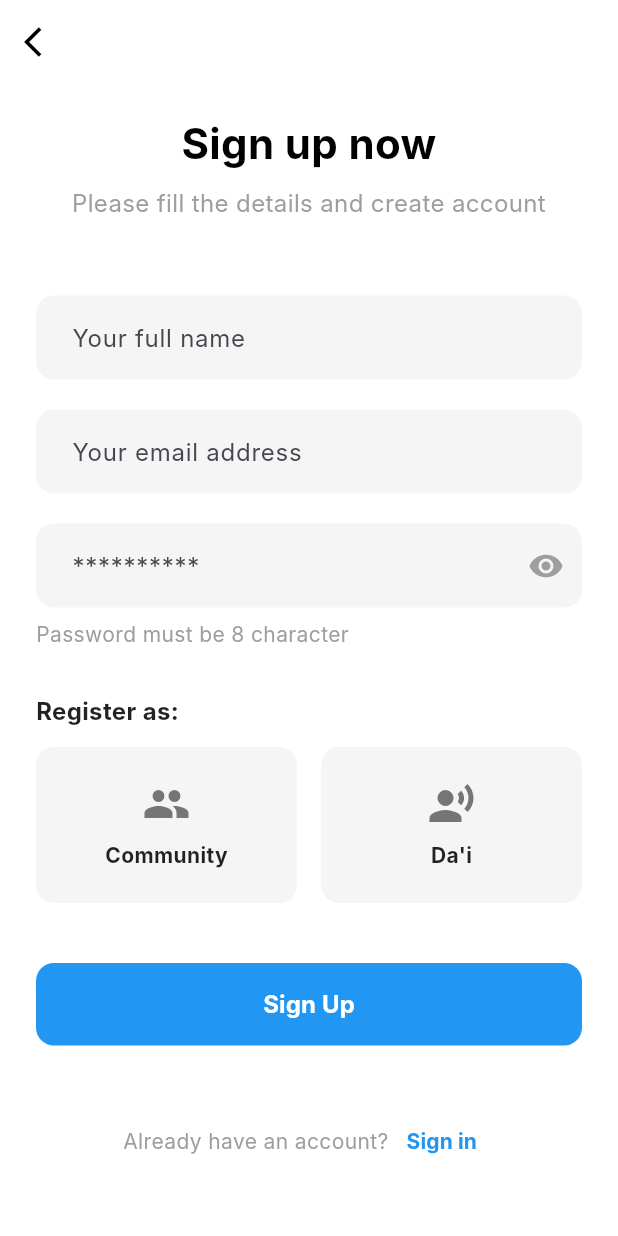
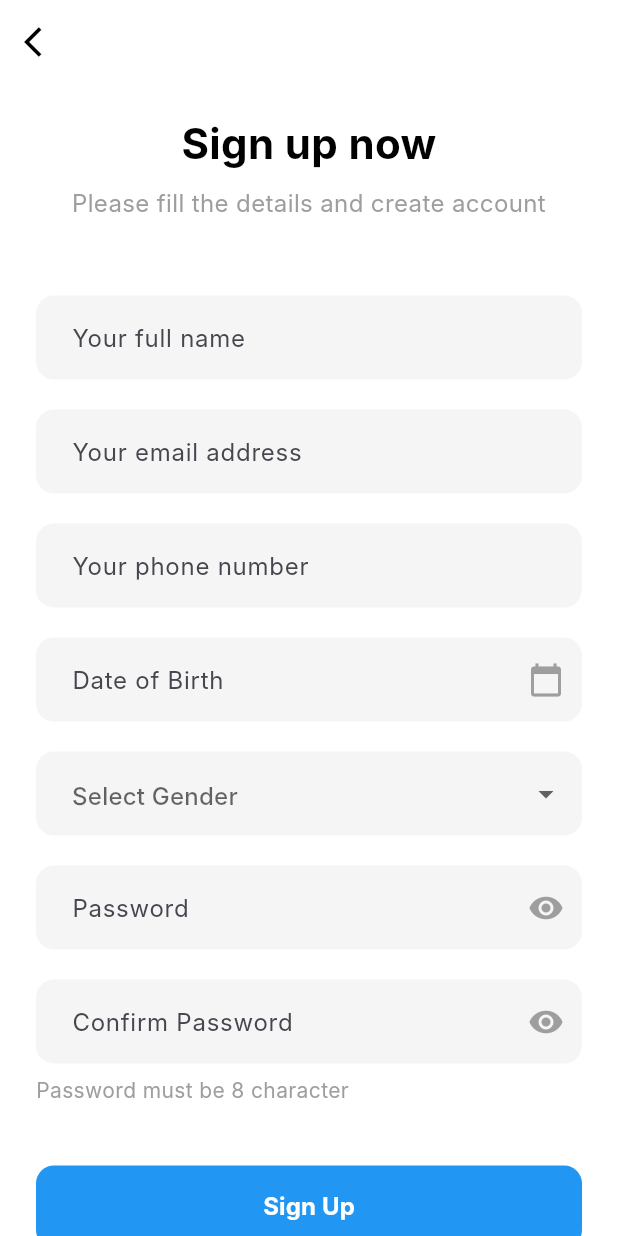
Before and after one commit to BIMA-Project-ITEBA/masjida-flutter, a Flutter app: the SignUpScreen screen opened directly, on a phone screen of 412 x 824 dp. Run offline on Flutter 3.47's test engine with Material 3 defaults, Android fonts, the light colour scheme and no system bars; our stand-ins replace flutter_html; Roboto replaces fonts that are missing (Inter).

Commit message:
komit kamis

```diff
--- a/lib/features/auth/screen/signupscreen.dart
+++ b/lib/features/auth/screen/signupscreen.dart
@@ -1,4 +1,5 @@
 import 'package:flutter/material.dart';
+import 'package:intl/intl.dart';
 
 class SignUpScreen extends StatefulWidget {
   const SignUpScreen({super.key});
@@ -8,10 +9,11 @@ class SignUpScreen extends StatefulWidget {
 }
 
 class _SignUpScreenState extends State<SignUpScreen> {
-  // State untuk mengontrol visibilitas password
   bool _isPasswordVisible = false;
-  // State BARU untuk menyimpan peran yang dipilih
-  String? _selectedRole;
+  bool _isConfirmPasswordVisible = false;
+
+  final TextEditingController _dateController = TextEditingController();
+  String? _selectedGender;
 
   @override
   Widget build(BuildContext context) {
@@ -34,7 +36,6 @@ class _SignUpScreenState extends State<SignUpScreen> {
             crossAxisAlignment: CrossAxisAlignment.stretch,
             children: [
               const SizedBox(height: 20),
-              // Judul Utama
               const Text(
                 'Sign up now',
                 textAlign: TextAlign.center,
@@ -45,7 +46,6 @@ class _SignUpScreenState extends State<SignUpScreen> {
                 ),
               ),
               const SizedBox(height: 8),
-              // Sub-judul
               const Text(
                 'Please fill the details and create account',
                 textAlign: TextAlign.center,
@@ -56,39 +56,49 @@ class _SignUpScreenState extends State<SignUpScreen> {
               ),
               const SizedBox(height: 50),
 
-              // Form Nama
+              // Full Name
               _buildTextField(hint: 'Your full name'),
               const SizedBox(height: 20),
 
-              // Form Email
+              // Email
               _buildTextField(
-                  hint: 'Your email address',
-                  keyboardType: TextInputType.emailAddress),
+                hint: 'Your email address',
+                keyboardType: TextInputType.emailAddress,
+              ),
               const SizedBox(height: 20),
 
-              // Form Password
+              // Phone
+              _buildTextField(
+                hint: 'Your phone number',
+                keyboardType: TextInputType.phone,
+              ),
+              const SizedBox(height: 20),
+
+              // Date of Birth
+              _buildDatePickerField(context),
+              const SizedBox(height: 20),
+
+              // Gender
+              _buildGenderDropdown(),
+              const SizedBox(height: 20),
+
+              // Password
               _buildPasswordTextField(),
+              const SizedBox(height: 20),
+
+              // Confirmation Password
+              _buildConfirmPasswordTextField(),
               const SizedBox(height: 8),
 
-              // Petunjuk Password
               const Text(
                 'Password must be 8 character',
-                style: TextStyle(
-                  fontSize: 14,
-                  color: Colors.grey,
-                ),
+                style: TextStyle(fontSize: 14, color: Colors.grey),
               ),
-              const SizedBox(height: 30),
-
-              // === WIDGET BARU: PEMILIHAN PERAN ===
-              _buildRoleSelector(),
               const SizedBox(height: 40),
 
-              // Tombol Sign Up
               _buildSignUpButton(),
               const SizedBox(height: 40),
 
-              // Link ke Halaman Sign In
               _buildSignInLink(),
             ],
           ),
@@ -97,9 +107,11 @@ class _SignUpScreenState extends State<SignUpScreen> {
     );
   }
 
-  // Widget umum untuk text field
-  Widget _buildTextField(
-      {required String hint, TextInputType keyboardType = TextInputType.text}) {
+  // Common text field
+  Widget _buildTextField({
+    required String hint,
+    TextInputType keyboardType = TextInputType.text,
+  }) {
     return TextFormField(
       keyboardType: keyboardType,
       decoration: InputDecoration(
@@ -116,12 +128,74 @@ class _SignUpScreenState extends State<SignUpScreen> {
     );
   }
 
-  // Widget untuk text field password
+  // Date picker
+  Widget _buildDatePickerField(BuildContext context) {
+    return TextFormField(
+      controller: _dateController,
+      readOnly: true,
+      decoration: InputDecoration(
+        hintText: 'Date of Birth',
+        suffixIcon: const Icon(Icons.calendar_today, color: Colors.grey),
+        filled: true,
+        fillColor: Colors.grey[100],
+        border: OutlineInputBorder(
+          borderRadius: BorderRadius.circular(12),
+          borderSide: BorderSide.none,
+        ),
+        contentPadding:
+            const EdgeInsets.symmetric(vertical: 16, horizontal: 20),
+      ),
+      onTap: () async {
+        FocusScope.of(context).requestFocus(FocusNode());
+        DateTime? pickedDate = await showDatePicker(
+          context: context,
+          initialDate: DateTime(2000),
+          firstDate: DateTime(1900),
+          lastDate: DateTime.now(),
+        );
+        if (pickedDate != null) {
+          setState(() {
+            _dateController.text =
+                DateFormat('dd MMMM yyyy').format(pickedDate);
+          });
+        }
+      },
+    );
+  }
+
+  // Gender dropdown
+  Widget _buildGenderDropdown() {
+    return DropdownButtonFormField<String>(
+      decoration: InputDecoration(
+        hintText: 'Select Gender',
+        filled: true,
+        fillColor: Colors.grey[100],
+        border: OutlineInputBorder(
+          borderRadius: BorderRadius.circular(12),
+          borderSide: BorderSide.none,
+        ),
+        contentPadding:
+            const EdgeInsets.symmetric(vertical: 16, horizontal: 20),
+      ),
+      value: _selectedGender,
+      items: const [
+        DropdownMenuItem(value: 'Male', child: Text('Male')),
+        DropdownMenuItem(value: 'Female', child: Text('Female')),
+      ],
+      onChanged: (value) {
+        setState(() {
+          _selectedGender = value;
+        });
+      },
+    );
+  }
+
+  // Password field
   Widget _buildPasswordTextField() {
     return TextFormField(
       obscureText: !_isPasswordVisible,
       decoration: InputDecoration(
-        hintText: '**********',
+        hintText: 'Password',
         filled: true,
         fillColor: Colors.grey[100],
         border: OutlineInputBorder(
@@ -145,84 +219,37 @@ class _SignUpScreenState extends State<SignUpScreen> {
     );
   }
 
-  // === WIDGET BARU: Bagian Pemilihan Peran ===
-  Widget _buildRoleSelector() {
-    return Column(
-      crossAxisAlignment: CrossAxisAlignment.start,
-      children: [
-        const Text(
-          'Register as:',
-          style: TextStyle(
-            fontSize: 16,
-            fontWeight: FontWeight.bold,
-            color: Colors.black87,
+  // Confirm Password field
+  Widget _buildConfirmPasswordTextField() {
+    return TextFormField(
+      obscureText: !_isConfirmPasswordVisible,
+      decoration: InputDecoration(
+        hintText: 'Confirm Password',
+        filled: true,
+        fillColor: Colors.grey[100],
+        border: OutlineInputBorder(
+          borderRadius: BorderRadius.circular(12),
+          borderSide: BorderSide.none,
+        ),
+        contentPadding:
+            const EdgeInsets.symmetric(vertical: 16, horizontal: 20),
+        suffixIcon: IconButton(
+          icon: Icon(
+            _isConfirmPasswordVisible
+                ? Icons.visibility_off
+                : Icons.visibility,
+            color: Colors.grey,
           ),
-        ),
-        const SizedBox(height: 12),
-        Row(
-          children: [
-            Expanded(
-              child: _buildRoleCard(
-                icon: Icons.group,
-                label: 'Community',
-                role: 'Community',
-              ),
-            ),
-            const SizedBox(width: 16),
-            Expanded(
-              child: _buildRoleCard(
-                icon: Icons.record_voice_over,
-                label: 'Da\'i',
-                role: 'Dai',
-              ),
-            ),
-          ],
-        ),
-      ],
-    );
-  }
-
-  // === WIDGET BARU: Kartu untuk satu pilihan peran ===
-  Widget _buildRoleCard({
-    required IconData icon,
-    required String label,
-    required String role,
-  }) {
-    final bool isSelected = _selectedRole == role;
-    return GestureDetector(
-      onTap: () {
-        setState(() {
-          _selectedRole = role;
-        });
-      },
-      child: Container(
-        padding: const EdgeInsets.symmetric(vertical: 20),
-        decoration: BoxDecoration(
-          color: isSelected ? Colors.blue.withOpacity(0.1) : Colors.grey[100],
-          borderRadius: BorderRadius.circular(12),
-          border: Border.all(
-            color: isSelected ? Colors.blue : Colors.transparent,
-            width: 2,
-          ),
-        ),
-        child: Column(
-          children: [
-            Icon(icon, color: isSelected ? Colors.blue : Colors.grey[600], size: 32),
-            const SizedBox(height: 8),
-            Text(
-              label,
-              style: TextStyle(
-                fontWeight: FontWeight.bold,
-                color: isSelected ? Colors.blue : Colors.black87,
-              ),
-            ),
-          ],
+          onPressed: () {
+            setState(() {
+              _isConfirmPasswordVisible = !_isConfirmPasswordVisible;
+            });
+          },
         ),
       ),
     );
   }
 
-  // Widget untuk tombol Sign Up
   Widget _buildSignUpButton() {
     return ElevatedButton(
       onPressed: () {},
@@ -245,7 +272,6 @@ class _SignUpScreenState extends State<SignUpScreen> {
     );
   }
 
-  // Widget untuk link ke halaman Sign In
   Widget _buildSignInLink() {
     return Row(
       mainAxisAlignment: MainAxisAlignment.center,
--- a/lib/main.dart
+++ b/lib/main.dart
@@ -1,5 +1,7 @@
 import 'package:flutter/material.dart';
 import 'package:flutter/services.dart';
+import 'package:masjida/features/auth/screen/signinscreen.dart';
+import 'package:masjida/features/auth/screen/signupscreen.dart';
 // IMPORT BARU DENGAN PATH YANG BENAR
 import 'package:masjida/features/home/screens/home_screen.dart';
 
@@ -26,7 +28,7 @@ class MyApp extends StatelessWidget {
         scaffoldBackgroundColor: Colors.white,
       ),
       // Memanggil HomeScreen dari import yang benar
-      home: const HomeScreen(),
+      home: const SignUpScreen(),
     );
   }
 }
```
